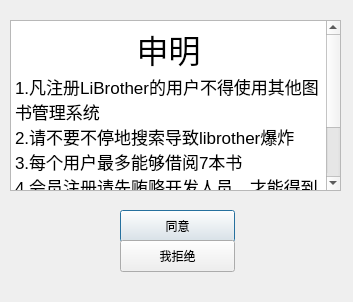
First picture: the form in LiBrother/LiBrotherClient/signup.ui, repository sxtyzhangzk/LiBrother, before the edit.
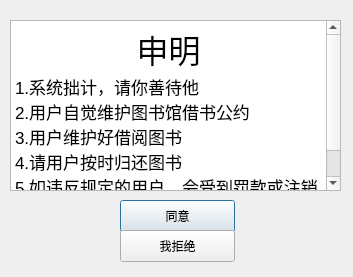
Second picture: the form after the edit.

The edit to the form file:
```diff
--- a/LiBrother/LiBrotherClient/signup.ui
+++ b/LiBrother/LiBrotherClient/signup.ui
@@ -10,7 +10,7 @@
     <x>0</x>
     <y>0</y>
     <width>353</width>
-    <height>302</height>
+    <height>277</height>
    </rect>
   </property>
   <property name="windowTitle">
@@ -31,18 +31,18 @@
 p, li { white-space: pre-wrap; }
 &lt;/style&gt;&lt;/head&gt;&lt;body style=&quot; font-family:'.Helvetica Neue DeskInterface'; font-size:13pt; font-weight:400; font-style:normal;&quot;&gt;
 &lt;p align=&quot;center&quot; style=&quot; margin-top:0px; margin-bottom:0px; margin-left:0px; margin-right:0px; -qt-block-indent:0; text-indent:0px;&quot;&gt;&lt;span style=&quot; font-size:24pt;&quot;&gt;申明&lt;/span&gt;&lt;/p&gt;
-&lt;p style=&quot; margin-top:0px; margin-bottom:0px; margin-left:0px; margin-right:0px; -qt-block-indent:0; text-indent:0px;&quot;&gt;1.凡注册LiBrother的用户不得使用其他图书管理系统&lt;/p&gt;
-&lt;p style=&quot; margin-top:0px; margin-bottom:0px; margin-left:0px; margin-right:0px; -qt-block-indent:0; text-indent:0px;&quot;&gt;2.请不要不停地搜索导致librother爆炸&lt;/p&gt;
-&lt;p style=&quot; margin-top:0px; margin-bottom:0px; margin-left:0px; margin-right:0px; -qt-block-indent:0; text-indent:0px;&quot;&gt;3.每个用户最多能够借阅7本书&lt;/p&gt;
-&lt;p style=&quot; margin-top:0px; margin-bottom:0px; margin-left:0px; margin-right:0px; -qt-block-indent:0; text-indent:0px;&quot;&gt;4.会员注册请先贿赂开发人员，才能得到允许&lt;/p&gt;
-&lt;p style=&quot; margin-top:0px; margin-bottom:0px; margin-left:0px; margin-right:0px; -qt-block-indent:0; text-indent:0px;&quot;&gt;5.上海交通大学acm班的成员可以免费享受会员服务&lt;/p&gt;&lt;/body&gt;&lt;/html&gt;</string>
+&lt;p style=&quot; margin-top:0px; margin-bottom:0px; margin-left:0px; margin-right:0px; -qt-block-indent:0; text-indent:0px;&quot;&gt;1.系统拙计，请你善待他&lt;/p&gt;
+&lt;p style=&quot; margin-top:0px; margin-bottom:0px; margin-left:0px; margin-right:0px; -qt-block-indent:0; text-indent:0px;&quot;&gt;2.用户自觉维护图书馆借书公约&lt;/p&gt;
+&lt;p style=&quot; margin-top:0px; margin-bottom:0px; margin-left:0px; margin-right:0px; -qt-block-indent:0; text-indent:0px;&quot;&gt;3.用户维护好借阅图书&lt;/p&gt;
+&lt;p style=&quot; margin-top:0px; margin-bottom:0px; margin-left:0px; margin-right:0px; -qt-block-indent:0; text-indent:0px;&quot;&gt;4.请用户按时归还图书&lt;/p&gt;
+&lt;p style=&quot; margin-top:0px; margin-bottom:0px; margin-left:0px; margin-right:0px; -qt-block-indent:0; text-indent:0px;&quot;&gt;5.如违反规定的用户，会受到罚款或注销账户的处罚&lt;/p&gt;&lt;/body&gt;&lt;/html&gt;</string>
    </property>
   </widget>
   <widget class="QPushButton" name="pushButton">
    <property name="geometry">
     <rect>
      <x>120</x>
-     <y>210</y>
+     <y>200</y>
      <width>115</width>
      <height>32</height>
     </rect>
@@ -55,7 +55,7 @@
    <property name="geometry">
     <rect>
      <x>120</x>
-     <y>240</y>
+     <y>230</y>
      <width>115</width>
      <height>32</height>
     </rect>
```
